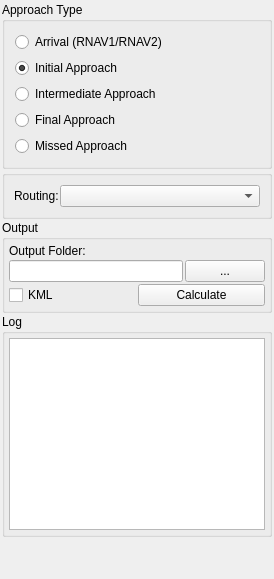
First picture: the form in Q_Pansopy/ui/pbn/qpansopy_lnav_dockwidget.ui, repository FLYGHT7/qpansopy, before the edit.
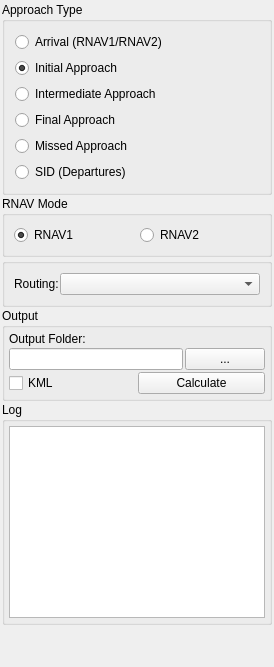
Second picture: the form after the edit. Custom widgets are drawn as their Qt base class.

Commit message: feat(pbn): integrate RNAV1/2 SID and RNAV1/2 Missed into existing LNAV dock; add RNAV mode selector; remove separate RNAV SID/Missed dock entry

```diff
--- a/Q_Pansopy/ui/pbn/qpansopy_lnav_dockwidget.ui
+++ b/Q_Pansopy/ui/pbn/qpansopy_lnav_dockwidget.ui
@@ -87,9 +87,36 @@
          </property>
         </widget>
        </item>
+         <item>
+          <widget class="QRadioButton" name="sidRadioButton">
+          <property name="text">
+           <string>SID (Departures)</string>
+          </property>
+          </widget>
+         </item>
       </layout>
      </widget>
     </item>
+       <item>
+        <widget class="QGroupBox" name="rnavModeGroup">
+        <property name="title">
+         <string>RNAV Mode</string>
+        </property>
+        <layout class="QHBoxLayout" name="rnavModeLayout">
+         <item>
+          <widget class="QRadioButton" name="rnav1RadioButton">
+          <property name="text"><string>RNAV1</string></property>
+          <property name="checked"><bool>true</bool></property>
+          </widget>
+         </item>
+         <item>
+          <widget class="QRadioButton" name="rnav2RadioButton">
+          <property name="text"><string>RNAV2</string></property>
+          </widget>
+         </item>
+        </layout>
+        </widget>
+       </item>
     <item>
      <widget class="QGroupBox" name="inputGroup">
       <property name="sizePolicy">
```
The commit also changes 2 other files.
